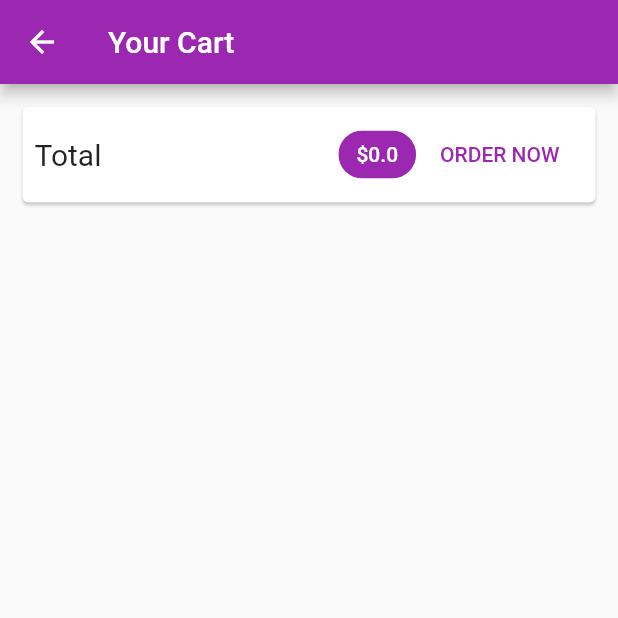
After one commit to haxzzallian/shop_app, a Flutter app: the CartScreen screen opened by its route, on a phone screen of 412 x 824 dp, the top half of it. The commit adds this screen. Run offline on Flutter 3.47's test engine with Material 2 defaults, Android fonts, the phone set to English and light mode, and no system bars; network calls fail.

Commit message:
Cart screen Added with total amount

```diff
--- a/lib/main.dart
+++ b/lib/main.dart
@@ -5,6 +5,7 @@
 
 import './screens/products_overview_screen.dart';
 import './providers/products.dart';
+import './screens/cart_screen.dart';
 
 void main() => runApp(MyApp());
 
@@ -28,7 +29,10 @@
           //fontFamily: 'Lato',
         ),
         home: ProductsOverviewScreen(),
-        routes: {ProductDetailscreen.routeName: (ctx) => ProductDetailscreen()},
+        routes: {
+          ProductDetailscreen.routeName: (ctx) => ProductDetailscreen(),
+          CartScreen.routeName: (ctx) => CartScreen(),
+        },
         //routes: ,
       ),
     );
--- a/lib/providers/cart.dart
+++ b/lib/providers/cart.dart
@@ -26,6 +26,15 @@
     //return _items.length;
   }
 
+  double get totalAmount {
+    var total = 0.0;
+    _items.forEach((key, cartItem) {
+      total += cartItem.price * cartItem.quantity;
+    });
+
+    return total;
+  }
+
   void addItem(String productId, double price, String title) {
     if (_items.containsKey(productId)) {
       //change qunatity
--- /dev/null
+++ b/lib/screens/cart_screen.dart
@@ -0,0 +1,53 @@
+import 'package:flutter/material.dart';
+import 'package:provider/provider.dart';
+import '../providers/cart.dart';
+
+class CartScreen extends StatelessWidget {
+  static const routeName = '/cart';
+  @override
+  Widget build(BuildContext context) {
+    final cart = Provider.of<Cart>(context);
+
+    return Scaffold(
+      appBar: AppBar(
+        title: Text("Your Cart"),
+      ),
+      body: Column(
+        children: [
+          Card(
+            margin: EdgeInsets.all(15),
+            child: Padding(
+              padding: EdgeInsets.all(8),
+              child: Row(
+                mainAxisAlignment: MainAxisAlignment.spaceBetween,
+                children: [
+                  Text(
+                    'Total',
+                    style: TextStyle(
+                      fontSize: 20,
+                    ),
+                  ),
+                  Spacer(),
+                  Chip(
+                    label: Text(
+                      '\$${cart.totalAmount}',
+                      style: TextStyle(
+                        color: Theme.of(context).primaryTextTheme.title.color,
+                      ),
+                    ),
+                    backgroundColor: Theme.of(context).primaryColor,
+                  ),
+                  FlatButton(
+                    onPressed: () {},
+                    child: Text('ORDER NOW'),
+                    textColor: Theme.of(context).primaryColor,
+                  ),
+                ],
+              ),
+            ),
+          ),
+        ],
+      ),
+    );
+  }
+}
--- a/lib/screens/products_overview_screen.dart
+++ b/lib/screens/products_overview_screen.dart
@@ -4,6 +4,7 @@
 import '../providers/cart.dart';
 import '../widgets/products_grid.dart';
 import '../widgets/badge.dart';
+import '../screens/cart_screen.dart';
 
 enum FilterOptions {
   Favorite,
@@ -61,7 +62,9 @@
                 icon: Icon(
                   Icons.shopping_cart,
                 ),
-                onPressed: () {}),
+                onPressed: () {
+                  Navigator.of(context).pushNamed(CartScreen.routeName);
+                }),
           ),
         ],
       ),
```
